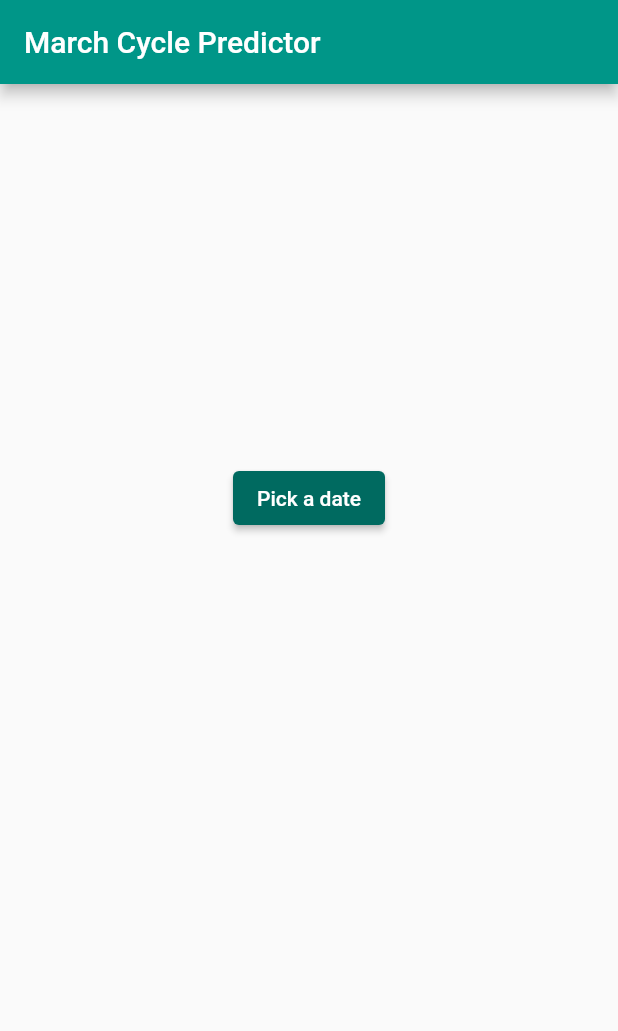
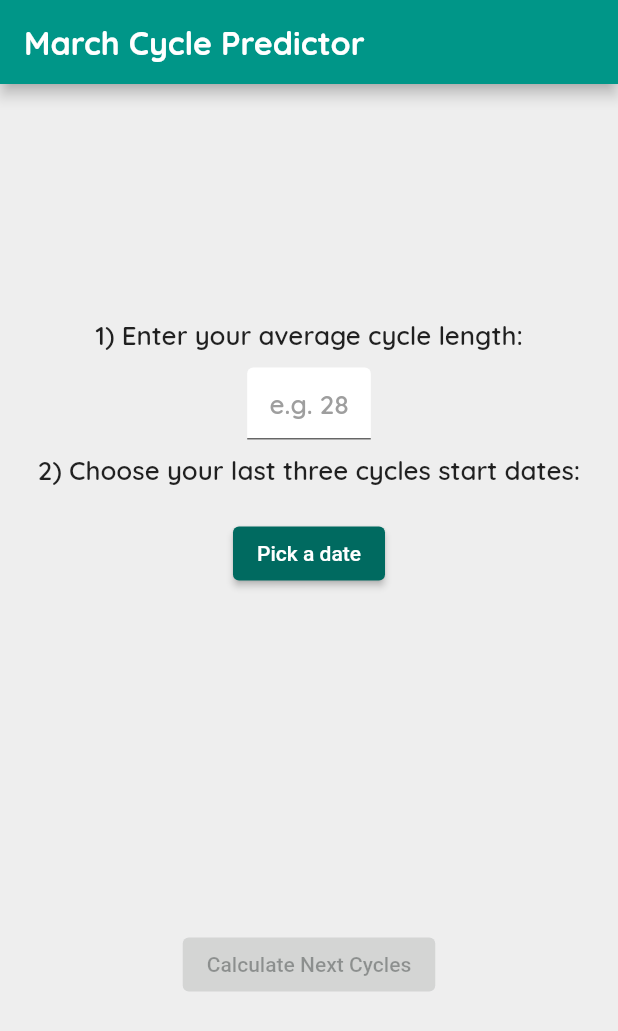
Before and after one commit to SoroushBeigi/March-Cycle-Predictor, a Flutter app: the screen it shows after launch, on a phone screen of 412 x 824 dp. Shown: the top 1031 px of the screen. Run offline on Flutter 3.47's test engine with Material 2 defaults, Android fonts, the phone set to English and light mode, and no system bars; our stand-ins replace bloc, flutter_bloc, get_it, responsive_sizer.

Commit message:
UI design and average length input

```diff
--- a/lib/app.dart
+++ b/lib/app.dart
@@ -1,7 +1,9 @@
 import 'package:flutter/material.dart';
-import 'package:march_cycle_predictor/features/feature_period/presentation/bloc/period_bloc.dart';
-import 'package:march_cycle_predictor/features/feature_period/presentation/period_screen.dart';
 import 'package:flutter_bloc/flutter_bloc.dart';
+
+import 'core/theme.dart';
+import 'features/feature_period/presentation/bloc/period_bloc.dart';
+import 'features/feature_period/presentation/period_screen.dart';
 
 class App extends StatelessWidget {
   const App({super.key});
@@ -9,10 +11,8 @@ class App extends StatelessWidget {
   Widget build(BuildContext context) {
     return MaterialApp(
       debugShowCheckedModeBanner: false,
-      theme: ThemeData(
-        colorScheme: ColorScheme.fromSeed(seedColor: Colors.teal),
-      ),
-      home:  BlocProvider(
+      theme: appTheme,
+      home: BlocProvider(
         create: (context) => PeriodBloc(),
         child: const PeriodScreen(),
       ),
--- /dev/null
+++ b/lib/core/theme.dart
@@ -0,0 +1,20 @@
+import 'package:flutter/material.dart';
+import 'package:responsive_sizer/responsive_sizer.dart';
+
+ ThemeData appTheme = ThemeData(
+        colorScheme: ColorScheme.fromSeed(seedColor: Colors.teal),
+        textTheme:  TextTheme(
+          headlineLarge:
+              TextStyle(fontFamily: 'Quicksand', fontWeight: FontWeight.bold,fontSize: 19.sp,),
+          bodyMedium: TextStyle(
+            fontFamily: 'Quicksand',
+            fontWeight: FontWeight.w600,
+            fontSize: 17.sp,
+          ),
+          bodyLarge: TextStyle(
+            fontFamily: 'Quicksand',
+            fontWeight: FontWeight.w600,
+            fontSize: 18.sp,
+          ),
+        ),
+      );
--- a/lib/features/feature_period/presentation/bloc/period_bloc.dart
+++ b/lib/features/feature_period/presentation/bloc/period_bloc.dart
@@ -8,21 +8,26 @@ part 'period_event.dart';
 part 'period_state.dart';
 
 class PeriodBloc extends Bloc<PeriodEvent, PeriodState> {
-
-  List<DateTime> chosenDates=[];
+  List<DateTime> chosenDates = [];
 
   PeriodBloc() : super(PeriodInitial()) {
     on<AddDateEvent>(_addDate);
     on<DeleteDateEvent>(_deleteDate);
+    on<CalculateCyclesEvent>(_calculate);
   }
 
-  Future<void> _addDate(AddDateEvent event, Emitter<PeriodState> emit)async {
+  void _addDate(AddDateEvent event, Emitter<PeriodState> emit) {
     chosenDates.add(event.date);
-    emit(ChosenDatesChangedState(dates:chosenDates));
+    emit(ChosenDatesChangedState(dates: chosenDates));
   }
 
   void _deleteDate(DeleteDateEvent event, Emitter<PeriodState> emit) {
     chosenDates.removeAt(event.index);
-    emit(ChosenDatesChangedState(dates:chosenDates));
+    emit(ChosenDatesChangedState(dates: chosenDates));
   }
+
+  void _calculate(
+      CalculateCyclesEvent event, Emitter<PeriodState> emit)  {
+
+      }
 }
--- a/lib/features/feature_period/presentation/bloc/period_event.dart
+++ b/lib/features/feature_period/presentation/bloc/period_event.dart
@@ -3,14 +3,17 @@ part of 'period_bloc.dart';
 @immutable
 sealed class PeriodEvent {}
 
-class AddDateEvent extends PeriodEvent{
+class AddDateEvent extends PeriodEvent {
   final DateTime date;
-
   AddDateEvent({required this.date});
 }
 
-class DeleteDateEvent extends PeriodEvent{
+class DeleteDateEvent extends PeriodEvent {
   final int index;
-
   DeleteDateEvent({required this.index});
 }
+
+class CalculateCyclesEvent extends PeriodEvent {
+  final int averageCycle;
+  CalculateCyclesEvent({required this.averageCycle});
+}
--- a/lib/features/feature_period/presentation/period_screen.dart
+++ b/lib/features/feature_period/presentation/period_screen.dart
@@ -14,35 +14,79 @@ class PeriodScreen extends StatefulWidget {
 }
 
 class _PeriodScreenState extends State<PeriodScreen> {
+  final _controller = TextEditingController();
+
+  @override
+  void dispose() {
+    _controller.dispose();
+    super.dispose();
+  }
+
   @override
   Widget build(BuildContext context) {
+    final bloc = BlocProvider.of<PeriodBloc>(context);
+    final textTheme = Theme.of(context).textTheme;
     return SafeArea(
       child: Scaffold(
+        backgroundColor: Colors.grey[200],
         appBar: AppBar(
-          title: const Text(
-            'March Cycle Predictor',
-            style: TextStyle(
-              color: Colors.white,
-            ),
-          ),
+          title: Text('March Cycle Predictor',
+              style: textTheme
+                  .headlineLarge!
+                  .copyWith(color: Colors.white)),
           backgroundColor: Colors.teal,
         ),
         body: Center(
+          child: BlocBuilder<PeriodBloc, PeriodState>(
+            buildWhen: (previous, current) =>
+                current is ChosenDatesChangedState,
+            builder: (context, state) {
+              return SingleChildScrollView(
                 child: Column(
                   mainAxisAlignment: MainAxisAlignment.center,
                   children: [
+                    Text(
+                      '1) Enter your average cycle length:',
+                      style:textTheme.bodyMedium,
+                    ),
+                    Container(
+                      margin: const EdgeInsets.symmetric(
+                        vertical: 10,
+                      ),
+                      width: 20.w,
+                      child: TextField(
+                        style: textTheme.bodyLarge,
+                        textAlign: TextAlign.center,
+                        controller: _controller,
+                        keyboardType: const TextInputType.numberWithOptions(
+                        ),
+
+                        decoration:  InputDecoration(
+
+                          counterText: '',
+                            filled: true,
+                            fillColor: Colors.white,
+                            hintStyle: textTheme.bodyMedium!.copyWith(color: Colors.grey),
+                            hintText: 'e.g. 28'),
+                        maxLength: 2,
+
+                      ),
+                    ),
+                    Text(
+                      '2) Choose your last three cycles start dates:',
+                      style: textTheme.bodyMedium,
+                    ),
+                    const SizedBox(
+                      height: 20,
+                    ),
                     ElevatedButton(
-                onPressed: pickDate,
+                      onPressed: ()=>pickDate(bloc),
                       child: const Text('Pick a date'),
                     ),
                     const SizedBox(
-                height: 10,
+                      height: 20,
                     ),
-              BlocBuilder<PeriodBloc, PeriodState>(
-                buildWhen: (previous, current) =>
-                    current is ChosenDatesChangedState,
-                builder: (context, state) {
-                  return SizedBox(
+                    SizedBox(
                       height: 25.h,
                       child: ListView.builder(
                         physics: const NeverScrollableScrollPhysics(),
@@ -60,19 +104,24 @@ class _PeriodScreenState extends State<PeriodScreen> {
                           );
                         },
                       ),
+                    ),
+                    ElevatedButton(
+                        onPressed: bloc.chosenDates.length ==3
+                            ? ()=>bloc.add(CalculateCyclesEvent(averageCycle: int.parse(_controller.text)))
+                            : null,
+                        child: const Text('Calculate Next Cycles'))
+                  ],
+                ),
               );
             },
-              )
-            ],
           ),
         ),
       ),
     );
   }
 
-  pickDate() async {
-
-    if (BlocProvider.of<PeriodBloc>(context).chosenDates.length > 2) {
+  pickDate(PeriodBloc bloc) async {
+    if (bloc.chosenDates.length > 2) {
       ScaffoldMessenger.of(context).showSnackBar(const SnackBar(
         content: Text('Please choose 3 dates only'),
         duration: Duration(seconds: 1),
@@ -93,9 +142,11 @@ class _PeriodScreenState extends State<PeriodScreen> {
         }
       } else {
         if (mounted) {
-          BlocProvider.of<PeriodBloc>(context).add(AddDateEvent(date: date));
+          bloc.add(AddDateEvent(date: date));
         }
       }
     }
   }
+
+
 }
```
Also changed, not shown: pubspec.yaml (+5 -5 lines), fonts/Quicksand.ttf (added), pubspec.lock. Lines whose indentation alone changed are shown as unchanged.
